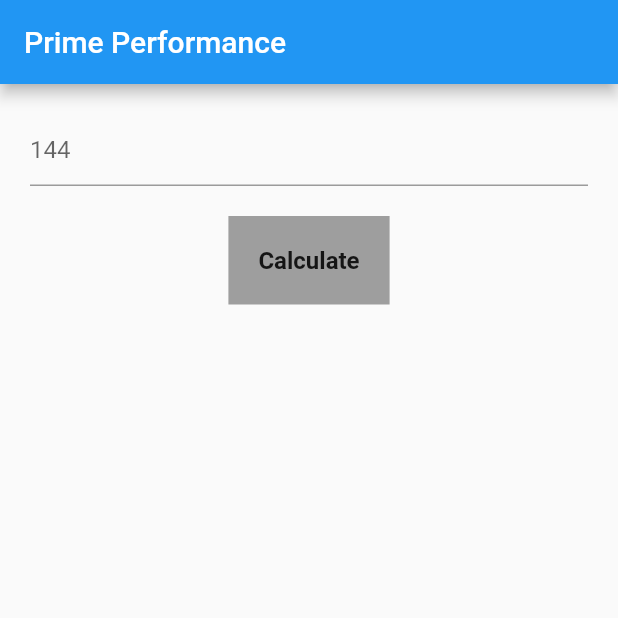
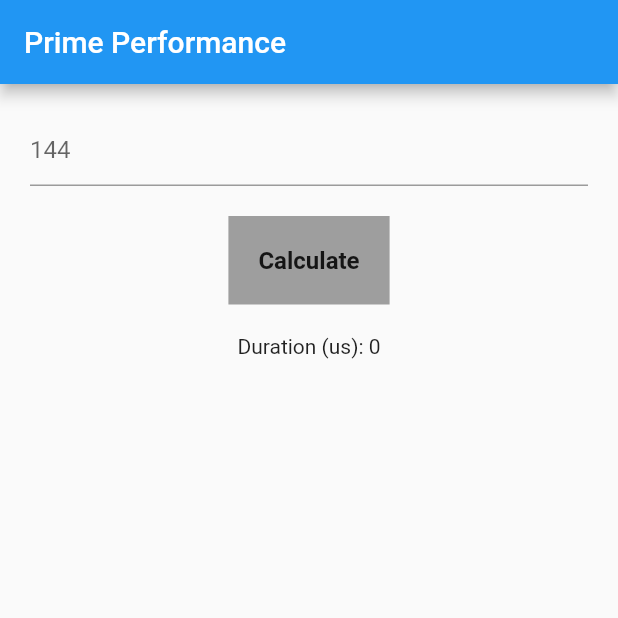
Before and after one commit to santosleonardo2/tcc_prime_performance_flutter, a Flutter app: the screen it shows after launch, after a tap on "Calculate", on a phone screen of 412 x 824 dp, the top half of it. Run offline on Flutter 3.47's test engine with Material 2 defaults, Android fonts, the phone set to English and light mode, and no system bars.

Commit message:
Displaying calculos duration

```diff
--- a/lib/PrimeNumbers.dart
+++ b/lib/PrimeNumbers.dart
@@ -12,14 +12,15 @@ class _PrimeNumbers extends State<PrimeNumbers> {
   final TextEditingController _controller = new TextEditingController();
   final times = 1;
   var currentTime = 0;
+  var timeSpent;
 
   _PrimeNumbers();
 
   calculatePrime() {
     print('TIME IN MICROSECONDS');
     for (var x = 0; x < this.times; x++) {
+      final value = _controller.text == '' ? 0 : int.parse(this._controller.text);
       final startTime = DateTime.now();
-      final value = _controller.text == '' ? 0 : int.parse(this._controller.text.toString());
 
       var primeNumbers = [];
       var count = 0;
@@ -38,6 +39,10 @@ class _PrimeNumbers extends State<PrimeNumbers> {
       }
       final endTime = DateTime.now();
       print(endTime.microsecondsSinceEpoch - startTime.microsecondsSinceEpoch);
+
+      setState(() {
+        this.timeSpent = endTime.microsecondsSinceEpoch - startTime.microsecondsSinceEpoch;
+      });
     }
   }
 
@@ -71,6 +76,7 @@ class _PrimeNumbers extends State<PrimeNumbers> {
                 child: new Text('Calculate', style: new TextStyle(fontWeight: FontWeight.bold, fontSize: 16.0)),
               ),
             ),
+            new Text('Duration (us): ${timeSpent.toString()}'),
           ],
         ),
       ),
```
